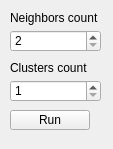
First picture: the form in src/UI/impl/forms/mstrunner.ui, repository Kozoriz/PointClasteringTool, before the edit.
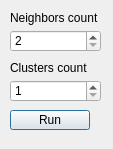
Second picture: the form after the edit.

Diff of the .ui file:
```diff
--- a/src/UI/impl/forms/mstrunner.ui
+++ b/src/UI/impl/forms/mstrunner.ui
@@ -1,7 +1,7 @@
 <?xml version="1.0" encoding="UTF-8"?>
 <ui version="4.0">
  <class>MSTRunner</class>
- <widget class="QWidget" name="MSTRunner">
+ <widget class="QDialog" name="MSTRunner">
   <property name="geometry">
    <rect>
     <x>0</x>
```
